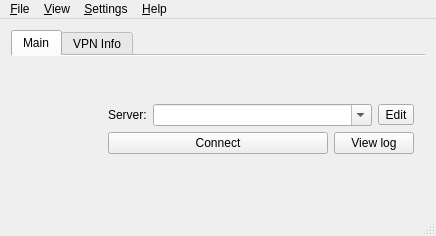
First picture: the form in src/dialog/mainwindow.ui, repository emircankavas/openconnect-gui, before the edit.
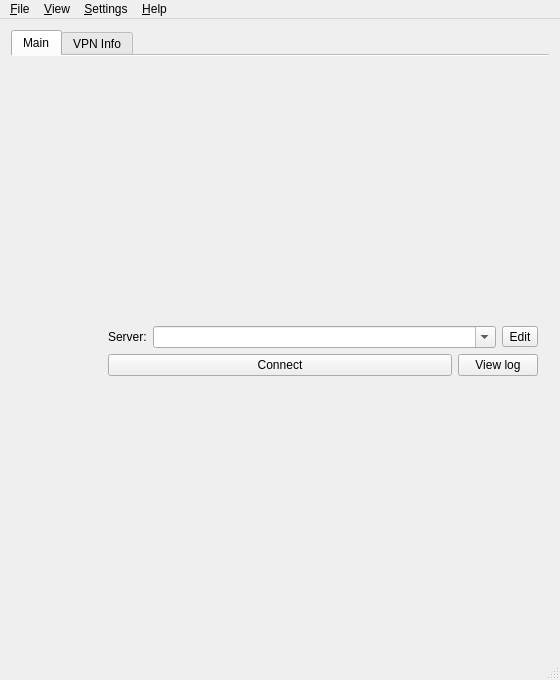
Second picture: the form after the edit. Icons and pictures are not drawn.

```diff
--- a/src/dialog/mainwindow.ui
+++ b/src/dialog/mainwindow.ui
@@ -9,8 +9,8 @@
    <rect>
     <x>0</x>
     <y>0</y>
-    <width>436</width>
-    <height>236</height>
+    <width>560</width>
+    <height>680</height>
    </rect>
   </property>
   <property name="sizePolicy">
@@ -21,14 +21,8 @@
   </property>
   <property name="minimumSize">
    <size>
-    <width>436</width>
-    <height>236</height>
-   </size>
-  </property>
-  <property name="maximumSize">
-   <size>
-    <width>436</width>
-    <height>236</height>
+    <width>480</width>
+    <height>450</height>
    </size>
   </property>
   <property name="windowIcon">
```
Left out of the diff: 10 changed lines with no effect on the pictures.
